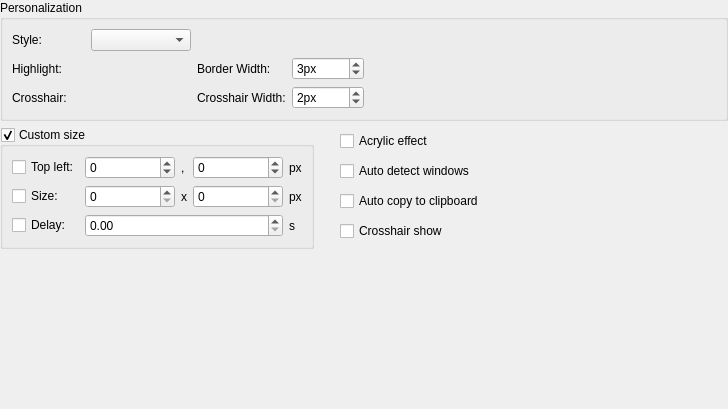
First picture: the form in src/ui/composite_widgets/interface.ui, repository XMuli/SunnyCapturer, before the edit.
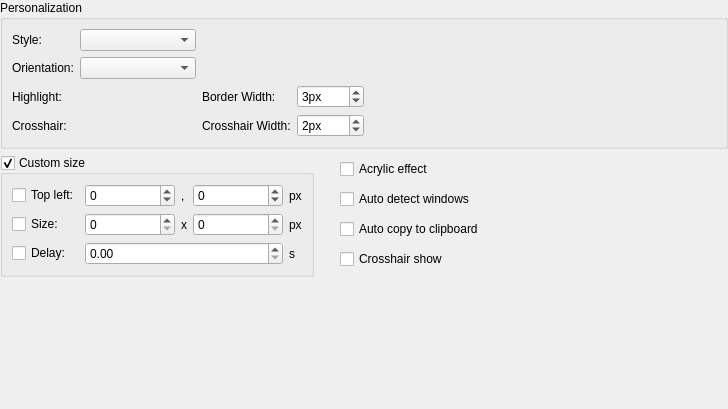
Second picture: the form after the edit. Custom widgets are drawn as their Qt base class.

Commit message: UI: support "orientation" and "themes"

Diff of the .ui file:
```diff
--- a/src/ui/composite_widgets/interface.ui
+++ b/src/ui/composite_widgets/interface.ui
@@ -47,7 +47,24 @@
          <property name="bottomMargin">
           <number>0</number>
          </property>
-         <item row="1" column="2">
+         <item row="3" column="0">
+          <widget class="QLabel" name="label_6">
+           <property name="text">
+            <string>Crosshair:</string>
+           </property>
+          </widget>
+         </item>
+         <item row="3" column="1">
+          <widget class="ColorPicker" name="cpCrosshair" native="true"/>
+         </item>
+         <item row="2" column="0">
+          <widget class="QLabel" name="label_2">
+           <property name="text">
+            <string>Highlight:</string>
+           </property>
+          </widget>
+         </item>
+         <item row="2" column="2">
           <widget class="QLabel" name="label_3">
            <property name="text">
             <string>Border Width:</string>
@@ -57,7 +74,56 @@
            </property>
           </widget>
          </item>
-         <item row="1" column="3">
+         <item row="2" column="1">
+          <widget class="ColorPicker" name="cpHighlight" native="true">
+           <property name="sizePolicy">
+            <sizepolicy hsizetype="Preferred" vsizetype="Preferred">
+             <horstretch>0</horstretch>
+             <verstretch>0</verstretch>
+            </sizepolicy>
+           </property>
+          </widget>
+         </item>
+         <item row="0" column="1">
+          <widget class="QComboBox" name="cbbStyle">
+           <property name="sizePolicy">
+            <sizepolicy hsizetype="Preferred" vsizetype="Fixed">
+             <horstretch>0</horstretch>
+             <verstretch>0</verstretch>
+            </sizepolicy>
+           </property>
+           <property name="maximumSize">
+            <size>
+             <width>130</width>
+             <height>16777215</height>
+            </size>
+           </property>
+          </widget>
+         </item>
+         <item row="0" column="0">
+          <widget class="QLabel" name="label">
+           <property name="text">
+            <string>Style:</string>
+           </property>
+          </widget>
+         </item>
+         <item row="3" column="3">
+          <widget class="QSpinBox" name="sbCrosshairWidth">
+           <property name="suffix">
+            <string notr="true">px</string>
+           </property>
+           <property name="minimum">
+            <number>1</number>
+           </property>
+           <property name="maximum">
+            <number>1000</number>
+           </property>
+           <property name="value">
+            <number>2</number>
+           </property>
+          </widget>
+         </item>
+         <item row="2" column="3">
           <widget class="QSpinBox" name="sbBorderWidth">
            <property name="toolTip">
             <string/>
@@ -82,46 +148,7 @@
            </property>
           </widget>
          </item>
-         <item row="2" column="3">
-          <widget class="QSpinBox" name="sbCrosshairWidth">
-           <property name="suffix">
-            <string notr="true">px</string>
-           </property>
-           <property name="minimum">
-            <number>1</number>
-           </property>
-           <property name="maximum">
-            <number>1000</number>
-           </property>
-           <property name="value">
-            <number>2</number>
-           </property>
-          </widget>
-         </item>
-         <item row="0" column="1">
-          <widget class="QComboBox" name="cbbStyle">
-           <property name="sizePolicy">
-            <sizepolicy hsizetype="Preferred" vsizetype="Fixed">
-             <horstretch>0</horstretch>
-             <verstretch>0</verstretch>
-            </sizepolicy>
-           </property>
-           <property name="maximumSize">
-            <size>
-             <width>100</width>
-             <height>16777215</height>
-            </size>
-           </property>
-          </widget>
-         </item>
-         <item row="2" column="0">
-          <widget class="QLabel" name="label_6">
-           <property name="text">
-            <string>Crosshair:</string>
-           </property>
-          </widget>
-         </item>
-         <item row="2" column="2">
+         <item row="3" column="2">
           <widget class="QLabel" name="label_4">
            <property name="text">
             <string>Crosshair Width:</string>
@@ -131,33 +158,23 @@
            </property>
           </widget>
          </item>
-         <item row="0" column="0">
-          <widget class="QLabel" name="label">
-           <property name="text">
-            <string>Style:</string>
-           </property>
-          </widget>
-         </item>
          <item row="1" column="0">
-          <widget class="QLabel" name="label_2">
+          <widget class="QLabel" name="label_11">
            <property name="text">
-            <string>Highlight:</string>
+            <string>Orientation:</string>
            </property>
           </widget>
          </item>
          <item row="1" column="1">
-          <widget class="ColorPicker" name="cpHighlight" native="true">
-           <property name="sizePolicy">
-            <sizepolicy hsizetype="Preferred" vsizetype="Preferred">
-             <horstretch>0</horstretch>
-             <verstretch>0</verstretch>
-            </sizepolicy>
+          <widget class="QComboBox" name="cbbOrientation">
+           <property name="maximumSize">
+            <size>
+             <width>130</width>
+             <height>16777215</height>
+            </size>
            </property>
           </widget>
          </item>
-         <item row="2" column="1">
-          <widget class="ColorPicker" name="cpCrosshair" native="true"/>
-         </item>
         </layout>
        </widget>
       </item>
```
The commit also changes 26 other files.
